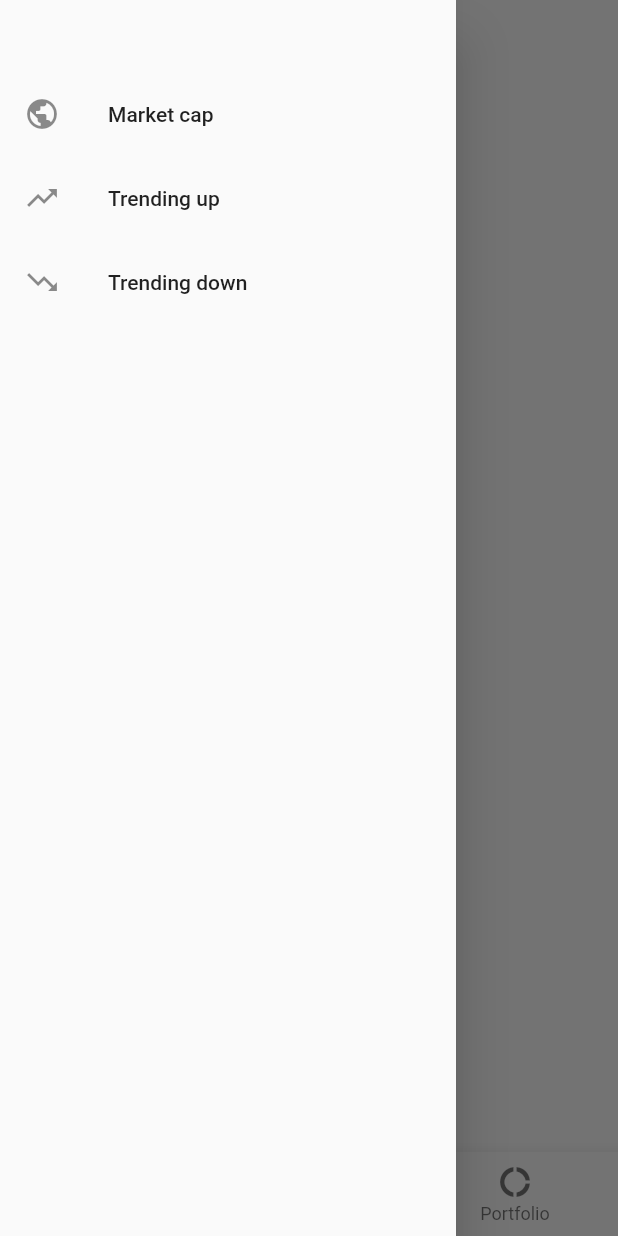
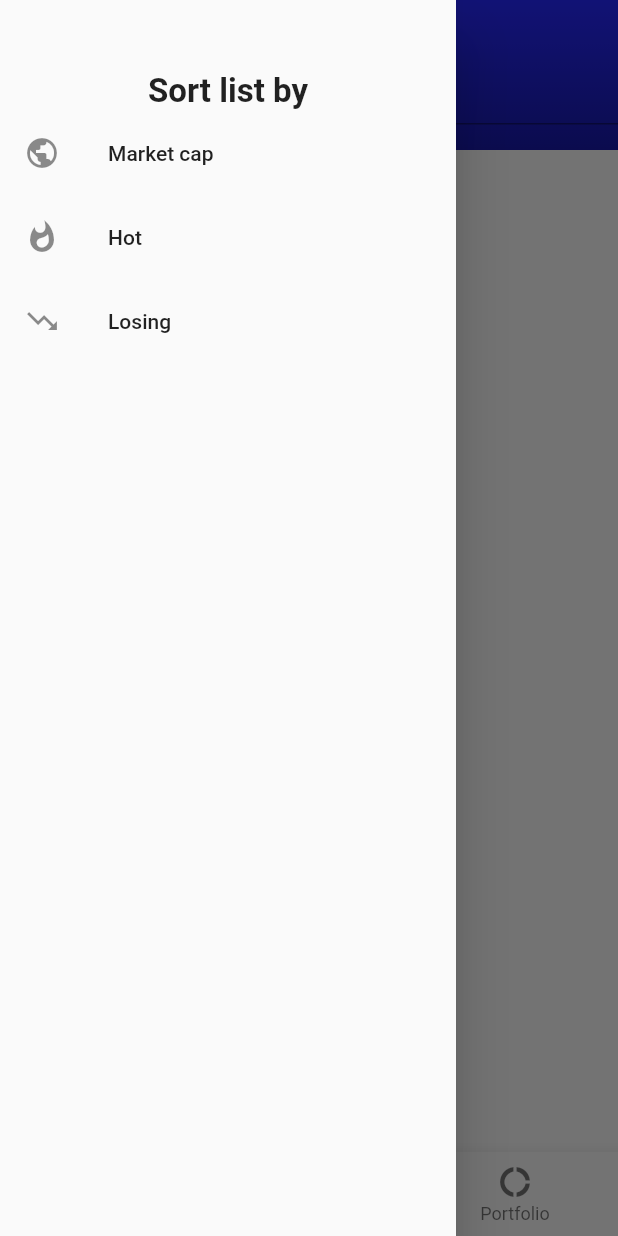
Before and after one commit to damoonrashidi/bitalarm, a Flutter app: the AllCurrenciesPage screen opened by its route, with the side drawer open, on a phone screen of 412 x 824 dp. Run offline on Flutter 3.47's test engine with Material 2 defaults, Android fonts, the phone set to English and light mode, and no system bars; our stand-ins replace sqflite; missing offline and left inert: flutter_circular_chart; accounts and stored records are empty; network calls fail.

Commit message:
code is smelly again, but some good new features

```diff
--- a/lib/helpers/services.dart
+++ b/lib/helpers/services.dart
@@ -98,13 +98,13 @@ class WalletProvider {
 
   Map<String, double> hardcodedList () {
     return {
-      'ETH' : 2.0919878336598 + 0.655662820,
+      'ETH' : 2.0919878336598 + 0.80533853,
       'EOS' : 23.052502212272,
       'REQ' : 500.00,
       'REP' : 2.2025932637997,
       'SALT': 10.62236917,
       'OMG' : 5.41910301,
-      'XVG' : 1198.80,
+      'XVG' : 600.80,
       'RDN' : 0.96800000,
       'XMR' : 0.17282700,
       'ADA' : 164.834,
--- a/lib/pages/all.dart
+++ b/lib/pages/all.dart
@@ -1,8 +1,6 @@
-import 'dart:async';
 import 'package:flutter/material.dart';
 import '../components.dart';
 import '../helpers/services.dart';
-
 
 class AllCurrenciesPage extends StatefulWidget {
   AllCurrenciesPage({Key key, this.title}) : super(key: key);
@@ -16,10 +14,11 @@ enum SortOrder { marketCap, trending, losing }
 
 class _AllCurrenciesState extends State<AllCurrenciesPage> with SingleTickerProviderStateMixin {
   Map<String, Object> _prices = {};
-  List<Card> _list = [];
+  List<Dismissible> _list = [];
   List<String> _watchlist = [];
   WatchlistProvider watchProvider = new WatchlistProvider();
   SortOrder _sortOrder = SortOrder.marketCap;
+  TextEditingController _filterController;
 
   _refreshValue() async {
     _list = [];
@@ -32,7 +31,14 @@ class _AllCurrenciesState extends State<AllCurrenciesPage> with SingleTickerProv
       data.sort((Object a, Object b) => double.parse(a['percent_change_24h']) > double.parse(b['percent_change_24h']) ? 1 : -1);
     }
     for (var currency in data) {
-      _prices[currency['symbol']] = currency;
+      if (_filterController.text != '' &&
+          _filterController.text.indexOf(currency['symbol'].toLowerCase()) >= 0 ||
+          _filterController.text.indexOf(currency['name'].toLowerCase()) >= 0
+      ) {
+        _prices[currency['symbol']] = currency;
+      } else if (_filterController.text == '') {
+        _prices[currency['symbol']] = currency;
+      }
     }
     _prices.forEach((String ticker, Object data) {
       _list.add(currencyCard(
@@ -55,6 +61,7 @@ class _AllCurrenciesState extends State<AllCurrenciesPage> with SingleTickerProv
 
   @override
   void initState() {
+    _filterController = new TextEditingController(text: '');
     super.initState();
     _refreshValue();
   }
@@ -74,19 +81,20 @@ class _AllCurrenciesState extends State<AllCurrenciesPage> with SingleTickerProv
           margin: const EdgeInsets.only(top: 48.0, bottom: 20.0),
           child: new Column(
             children: [
+              new Text('Sort list by', style: const TextStyle(fontSize: 22.0, fontWeight: FontWeight.w600),),
               new ListTile(
                 leading: new Icon(Icons.public),
                 title: new Text('Market cap'),
                 onTap: () => this.setSortOrder(order: SortOrder.marketCap)
               ),
               new ListTile(
-                leading: new Icon(Icons.trending_up),
-                title: new Text('Trending up'),
+                leading: new Icon(Icons.whatshot),
+                title: new Text('Hot'),
                 onTap: () => this.setSortOrder(order: SortOrder.trending)
               ),
               new ListTile(
                 leading: new Icon(Icons.trending_down),
-                title: new Text('Trending down'),
+                title: new Text('Losing'),
                 onTap: () => this.setSortOrder(order: SortOrder.losing)
               ),
             ],
@@ -94,10 +102,41 @@ class _AllCurrenciesState extends State<AllCurrenciesPage> with SingleTickerProv
         )
       ),
       body: new Container(
-        padding: new EdgeInsets.fromLTRB(16.0, 16.0, 16.0, 0.0),
-        child: new ListView(
-          children: _list,
-        ),
+        child: new Column(children: <Widget>[
+          new Container(
+            height: 100.0,
+            padding: new EdgeInsets.only(top: 24.0, bottom: 10.0),
+            margin: new EdgeInsets.all(0.0),
+            decoration: new BoxDecoration(
+              gradient: new LinearGradient(
+                begin: Alignment.topLeft,
+                end: Alignment.bottomLeft,
+                colors: [const Color(0xff2628FF), const Color(0xff1819AA)],
+              )
+            ),
+            child: new TextField(
+              controller: _filterController,
+              autocorrect: false,
+              autofocus: false,
+              style: const TextStyle(color: const Color(0x99ffffff)),
+              decoration: new InputDecoration(
+                labelText: 'Symbol or name',
+                hintText: 'ETH',
+                icon: const Icon(Icons.filter_list, color: const Color(0x99ffffff),),
+                hintStyle: const TextStyle(color: const Color(0x99ffffff))
+              ),
+              onChanged: (String value) {
+                _filterController.text = value.toLowerCase();
+                _refreshValue();
+              },
+            ),
+          ),
+          new Expanded(
+            child: new ListView(
+              children: _list,
+            ),
+          ),
+        ],)
       ),
     );
   }
--- a/lib/pages/home.dart
+++ b/lib/pages/home.dart
@@ -30,7 +30,6 @@ class _MyHomePageState extends State<MyHomePage> {
   @override
   Widget build(BuildContext ctx) {
     return new Scaffold(
-      drawer: sidebarDrawer(_prices),
       bottomNavigationBar: bottomNav(ctx, 0),
       body: new Container(
         padding: new EdgeInsets.fromLTRB(16.0, 10.0, 16.0, 0.0),
```
Also changed, not shown: lib/components.dart (+23 -22 lines), lib/pages/portfolio.dart (+21 -11 lines), 1 other file.
